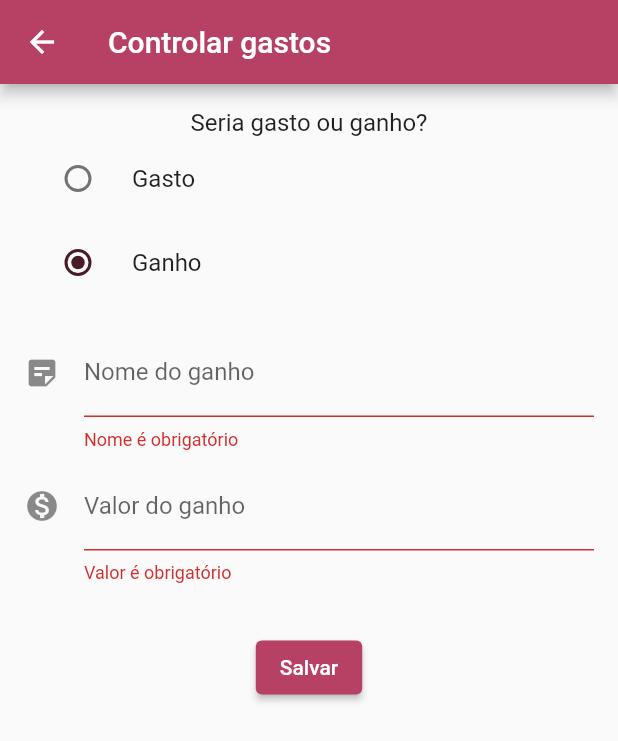
After one commit to Guilherm456/UNIGerenciador, a Flutter app: the AddSpendingPage screen opened by its route, after a tap on "Ganho", after a tap on "Salvar", on a phone screen of 412 x 824 dp. The commit adds this screen. Shown: the top 741 px of the screen. Run offline on Flutter 3.47's test engine with Material 2 defaults, Android fonts, the phone set to English and light mode, and no system bars.

Commit message:
Começado a página de add gastos

```diff
--- a/lib/main.dart
+++ b/lib/main.dart
@@ -2,5 +2,5 @@ import 'package:flutter/material.dart';
 import 'package:uni_gerenciador/widgets/app_widget.dart';
 
 void main() {
-  runApp(AppWidget());
+  runApp(const AppWidget());
 }
--- /dev/null
+++ b/lib/pages/add_spending.dart
@@ -0,0 +1,107 @@
+import 'package:flutter/material.dart';
+import 'package:flutter/services.dart';
+
+class AddSpendingPage extends StatefulWidget {
+  const AddSpendingPage({Key? key}) : super(key: key);
+
+  @override
+  State<StatefulWidget> createState() {
+    return AddSpendingState();
+  }
+}
+
+enum TypeSpending { gasto, ganho }
+
+class AddSpendingState extends State<AddSpendingPage> {
+  final _form = GlobalKey<FormState>();
+  TypeSpending _type = TypeSpending.gasto;
+
+  @override
+  Widget build(BuildContext context) {
+    return Scaffold(
+      appBar: AppBar(title: const Text('Controlar gastos')),
+      body: SafeArea(
+          child: Padding(
+        padding: const EdgeInsets.all(16.0),
+        child: Form(
+            key: _form,
+            child: Column(
+              children: [
+                const Text(
+                  'Seria gasto ou ganho?',
+                  style: TextStyle(
+                    fontSize: 16.0,
+                  ),
+                ),
+                ListView(
+                  shrinkWrap: true,
+                  children: [
+                    RadioListTile(
+                        title: const Text('Gasto'),
+                        value: TypeSpending.gasto,
+                        groupValue: _type,
+                        onChanged: (TypeSpending? value) {
+                          if (value != null) {
+                            setState(() {
+                              _type = value;
+                            });
+                          }
+                        }),
+                    RadioListTile(
+                        title: const Text('Ganho'),
+                        value: TypeSpending.ganho,
+                        groupValue: _type,
+                        onChanged: (TypeSpending? value) {
+                          if (value != null) {
+                            setState(() {
+                              _type = value;
+                            });
+                          }
+                        }),
+                  ],
+                ),
+                const SizedBox(height: 16.0),
+                TextFormField(
+                  decoration: InputDecoration(
+                    labelText: 'Nome do ${_type.name}',
+                    icon: const Icon(Icons.sticky_note_2),
+                  ),
+                  validator: (String? value) {
+                    if (value != null && value.isEmpty) {
+                      return 'Nome é obrigatório';
+                    }
+                    return null;
+                  },
+                ),
+                const SizedBox(height: 8.0),
+                TextFormField(
+                  decoration: InputDecoration(
+                    labelText: 'Valor do ${_type.name}',
+                    icon: const Icon(Icons.monetization_on),
+                  ),
+                  keyboardType: TextInputType.number,
+                  inputFormatters: [
+                    FilteringTextInputFormatter.allow(RegExp(r'[0-9]')),
+                  ],
+                  validator: (String? value) {
+                    if (value != null && value.isEmpty) {
+                      return 'Valor é obrigatório';
+                    }
+                    return null;
+                  },
+                ),
+                const SizedBox(height: 32.0),
+                ElevatedButton(
+                    onPressed: () {
+                      if (_form.currentState!.validate()) {
+                        _form.currentState!.save();
+                        Navigator.of(context).pop();
+                      }
+                    },
+                    child: const Text('Salvar')),
+              ],
+            )),
+      )),
+    );
+  }
+}
--- a/lib/pages/add_task.dart
+++ b/lib/pages/add_task.dart
@@ -25,8 +25,7 @@ class AddTaskPageState extends State<AddTaskPage> {
           child: SizedBox(
         width: double.infinity,
         height: double.infinity,
-        child: Column(children: [
-          Padding(
+        child: Padding(
           padding: const EdgeInsets.all(16.0),
           child: Form(
             key: _form,
@@ -67,12 +66,11 @@ class AddTaskPageState extends State<AddTaskPage> {
                   },
                   child: const Text('Adicionar tarefa'),
                 ),
-                  const SizedBox(height: 16.0),
+                const SizedBox(height: 32.0),
               ],
             ),
           ),
         ),
-        ]),
       )),
     );
   }
--- a/lib/pages/home_page.dart
+++ b/lib/pages/home_page.dart
@@ -1,5 +1,5 @@
 import 'package:flutter/material.dart';
-import 'package:uni_gerenciador/widgets/FAB.dart';
+import 'package:uni_gerenciador/widgets/fab.dart';
 import 'package:uni_gerenciador/widgets/drawer_widget.dart';
 
 class HomePage extends StatefulWidget {
@@ -19,9 +19,9 @@ class HomePageState extends State<HomePage> {
       key: scaffoldKey,
       appBar: AppBar(
         title: const Text('Página inicial'),
-        actions: [],
+        // actions: [],
       ),
-      drawer: DrawerMenu(),
+      drawer: const DrawerMenu(),
       floatingActionButton: const FAB(),
       body: SafeArea(
           child: SizedBox(
@@ -40,7 +40,7 @@ class HomePageState extends State<HomePage> {
               textAlign: TextAlign.start,
             ),
             ConstrainedBox(
-              constraints: BoxConstraints(maxHeight: 350),
+              constraints: const BoxConstraints(maxHeight: 350),
               child: Scrollbar(
                 child: ListView(
                   padding: const EdgeInsets.symmetric(vertical: 16.0),
--- a/lib/widgets/FAB.dart
+++ b/lib/widgets/FAB.dart
@@ -17,7 +17,7 @@ class FABState extends State<FAB> {
     return FloatingActionButton(
       onPressed: () {
         _isOpened = !_isOpened;
-        Navigator.of(context).pushNamed('/addtask');
+        Navigator.of(context).pushNamed('/addspending');
       },
       child: const Icon(Icons.add),
     );
--- a/lib/widgets/app_widget.dart
+++ b/lib/widgets/app_widget.dart
@@ -1,4 +1,5 @@
 import 'package:flutter/material.dart';
+import 'package:uni_gerenciador/pages/add_spending.dart';
 
 import '../pages/add_task.dart';
 import '../pages/home_page.dart';
@@ -20,6 +21,8 @@ class Paleta {
 }
 
 class AppWidget extends StatelessWidget {
+  const AppWidget({Key? key}) : super(key: key);
+
   @override
   Widget build(BuildContext context) {
     return AnimatedBuilder(
@@ -31,8 +34,9 @@ class AppWidget extends StatelessWidget {
             ),
             initialRoute: '/',
             routes: {
-              '/': (context) => HomePage(),
-              '/addtask': (context) => AddTaskPage(),
+              '/': (context) => const HomePage(),
+              '/addtask': (context) => const AddTaskPage(),
+              '/addspending': (context) => const AddSpendingPage(),
             },
           );
         });
```
Also changed, not shown: 2 other files. Lines whose indentation alone changed are shown as unchanged.
